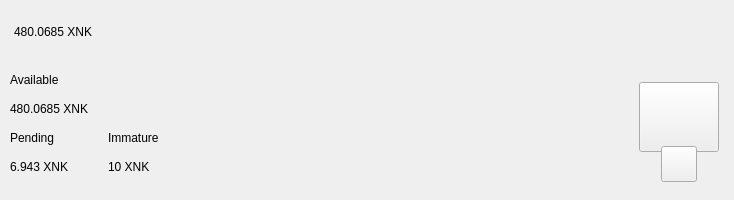
Old version of the form src/qt/encocoin/forms/topbar.ui in the repository Kopernikus-dev/xnk-testing.
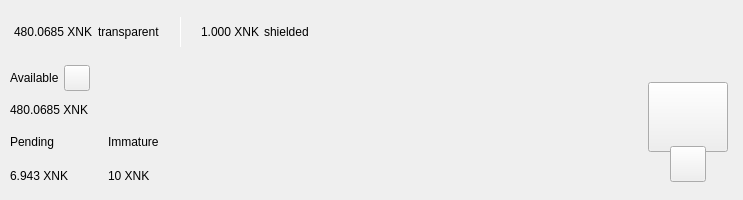
New version of the form. Custom widgets are drawn as their Qt base class.

Patch:
```diff
--- a/src/qt/encocoin/forms/topbar.ui
+++ b/src/qt/encocoin/forms/topbar.ui
@@ -93,7 +93,7 @@
            </property>
            <layout class="QHBoxLayout" name="horizontalLayout_5">
             <property name="spacing">
-             <number>0</number>
+             <number>5</number>
             </property>
             <property name="leftMargin">
              <number>0</number>
@@ -123,6 +123,89 @@
               </property>
              </widget>
             </item>
+            <item>
+             <widget class="QLabel" name="labelTrans">
+              <property name="text">
+               <string>transparent</string>
+              </property>
+             </widget>
+            </item>
+            <item>
+             <spacer name="horizontalSpacer_11">
+              <property name="orientation">
+               <enum>Qt::Horizontal</enum>
+              </property>
+              <property name="sizeType">
+               <enum>QSizePolicy::Fixed</enum>
+              </property>
+              <property name="sizeHint" stdset="0">
+               <size>
+                <width>15</width>
+                <height>20</height>
+               </size>
+              </property>
+             </spacer>
+            </item>
+            <item alignment="Qt::AlignVCenter">
+             <widget class="QLabel" name="typeSpacerTop">
+              <property name="minimumSize">
+               <size>
+                <width>1</width>
+                <height>30</height>
+               </size>
+              </property>
+              <property name="maximumSize">
+               <size>
+                <width>1</width>
+                <height>30</height>
+               </size>
+              </property>
+              <property name="styleSheet">
+               <string notr="true">background-color:white;
+padding:0px;
+border:none;</string>
+              </property>
+              <property name="text">
+               <string/>
+              </property>
+             </widget>
+            </item>
+            <item>
+             <spacer name="horizontalSpacer_12">
+              <property name="orientation">
+               <enum>Qt::Horizontal</enum>
+              </property>
+              <property name="sizeType">
+               <enum>QSizePolicy::Fixed</enum>
+              </property>
+              <property name="sizeHint" stdset="0">
+               <size>
+                <width>15</width>
+                <height>20</height>
+               </size>
+              </property>
+             </spacer>
+            </item>
+            <item alignment="Qt::AlignTop">
+             <widget class="QLabel" name="labelAmountTopShieldedXnk">
+              <property name="minimumSize">
+               <size>
+                <width>0</width>
+                <height>36</height>
+               </size>
+              </property>
+              <property name="text">
+               <string notr="true">1.000 XNK</string>
+              </property>
+             </widget>
+            </item>
+            <item>
+             <widget class="QLabel" name="labelShield">
+              <property name="text">
+               <string>shielded</string>
+              </property>
+             </widget>
+            </item>
            </layout>
           </widget>
          </item>
@@ -312,11 +395,6 @@
           <number>10</number>
          </property>
          <item>
-          <layout class="QHBoxLayout" name="horizontalLayout_3">
-           <property name="bottomMargin">
-            <number>9</number>
-           </property>
-           <item>
             <layout class="QVBoxLayout" name="verticalLayout_7">
              <property name="spacing">
               <number>0</number>
@@ -330,6 +408,11 @@
              <item>
               <layout class="QVBoxLayout" name="verticalLayout_2">
                <item>
+              <layout class="QHBoxLayout" name="horizontalLayoutContainerAvailable">
+               <property name="spacing">
+                <number>5</number>
+               </property>
+               <item>
                 <widget class="QLabel" name="labelTitle1">
                  <property name="text">
                   <string>Available</string>
@@ -337,6 +420,58 @@
                 </widget>
                </item>
                <item>
+                <widget class="QPushButton" name="pushButtonBalanceInfo">
+                 <property name="minimumSize">
+                  <size>
+                   <width>26</width>
+                   <height>26</height>
+                  </size>
+                 </property>
+                 <property name="maximumSize">
+                  <size>
+                   <width>26</width>
+                   <height>26</height>
+                  </size>
+                 </property>
+                 <property name="mouseTracking">
+                  <bool>true</bool>
+                 </property>
+                 <property name="focusPolicy">
+                  <enum>Qt::NoFocus</enum>
+                 </property>
+                 <property name="text">
+                  <string notr="true"/>
+                 </property>
+                 <property name="iconSize">
+                  <size>
+                   <width>24</width>
+                   <height>24</height>
+                  </size>
+                 </property>
+                 <property name="shortcut">
+                  <string notr="true"/>
+                 </property>
+                </widget>
+               </item>
+               <item>
+                <spacer name="horizontalSpacer_4">
+                 <property name="orientation">
+                  <enum>Qt::Horizontal</enum>
+                 </property>
+                 <property name="sizeType">
+                  <enum>QSizePolicy::MinimumExpanding</enum>
+                 </property>
+                 <property name="sizeHint" stdset="0">
+                  <size>
+                   <width>20</width>
+                   <height>20</height>
+                  </size>
+                 </property>
+                </spacer>
+               </item>
+              </layout>
+             </item>
+             <item>
                 <widget class="QLabel" name="labelAmountXnk">
                  <property name="text">
                   <string notr="true">480.0685 XNK</string>
@@ -346,12 +481,44 @@
               </layout>
              </item>
              <item>
+            <widget class="QWidget" name="container_imm_pend" native="true">
               <layout class="QHBoxLayout" name="horizontalLayout_2">
                <property name="spacing">
                 <number>0</number>
                </property>
-               <item>
+              <property name="leftMargin">
+               <number>0</number>
+              </property>
+              <property name="topMargin">
+               <number>0</number>
+              </property>
+              <property name="rightMargin">
+               <number>0</number>
+              </property>
+              <property name="bottomMargin">
+               <number>0</number>
+              </property>
+              <item alignment="Qt::AlignLeft">
+               <widget class="QWidget" name="container_pending" native="true">
+                <property name="sizePolicy">
+                 <sizepolicy hsizetype="Minimum" vsizetype="Preferred">
+                  <horstretch>0</horstretch>
+                  <verstretch>0</verstretch>
+                 </sizepolicy>
+                </property>
                 <layout class="QVBoxLayout" name="verticalLayout_3">
+                 <property name="leftMargin">
+                  <number>0</number>
+                 </property>
+                 <property name="topMargin">
+                  <number>0</number>
+                 </property>
+                 <property name="rightMargin">
+                  <number>0</number>
+                 </property>
+                 <property name="bottomMargin">
+                  <number>0</number>
+                 </property>
                  <item>
                   <widget class="QLabel" name="labelTitle3">
                    <property name="text">
@@ -367,6 +534,7 @@
                   </widget>
                  </item>
                 </layout>
+               </widget>
                </item>
                <item>
                 <spacer name="horizontalSpacer_3">
@@ -384,8 +552,27 @@
                  </property>
                 </spacer>
                </item>
-               <item>
+              <item alignment="Qt::AlignLeft">
+               <widget class="QWidget" name="container_immature" native="true">
+                <property name="sizePolicy">
+                 <sizepolicy hsizetype="Minimum" vsizetype="Preferred">
+                  <horstretch>0</horstretch>
+                  <verstretch>0</verstretch>
+                 </sizepolicy>
+                </property>
                 <layout class="QVBoxLayout" name="verticalLayout_4">
+                 <property name="leftMargin">
+                  <number>0</number>
+                 </property>
+                 <property name="topMargin">
+                  <number>0</number>
+                 </property>
+                 <property name="rightMargin">
+                  <number>0</number>
+                 </property>
+                 <property name="bottomMargin">
+                  <number>0</number>
+                 </property>
                  <item>
                   <widget class="QLabel" name="labelTitle4">
                    <property name="text">
@@ -401,10 +588,23 @@
                   </widget>
                  </item>
                 </layout>
-               </item>
-              </layout>
-             </item>
-            </layout>
+               </widget>
+              </item>
+              <item>
+               <spacer name="horizontalSpacer_5">
+                <property name="orientation">
+                 <enum>Qt::Horizontal</enum>
+                </property>
+                <property name="sizeHint" stdset="0">
+                 <size>
+                  <width>40</width>
+                  <height>20</height>
+                 </size>
+                </property>
+               </spacer>
+              </item>
+             </layout>
+            </widget>
            </item>
           </layout>
          </item>
```
Lines whose indentation alone changed are shown as unchanged.
